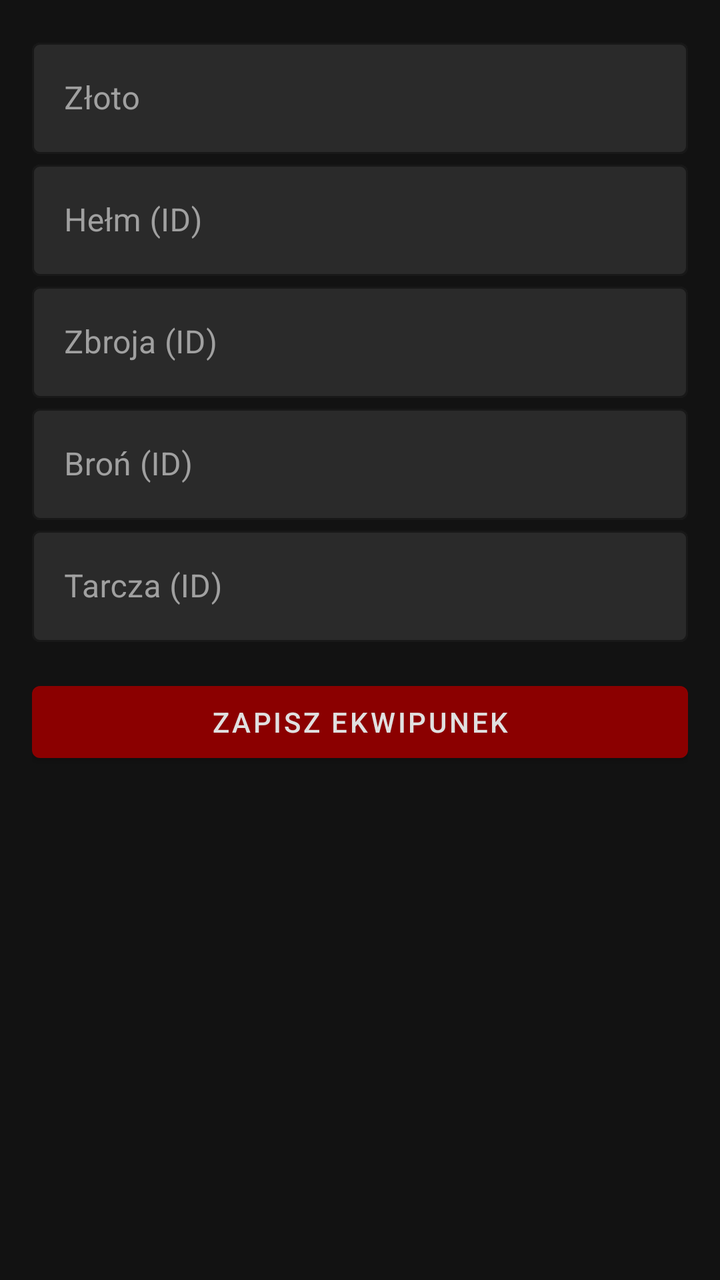
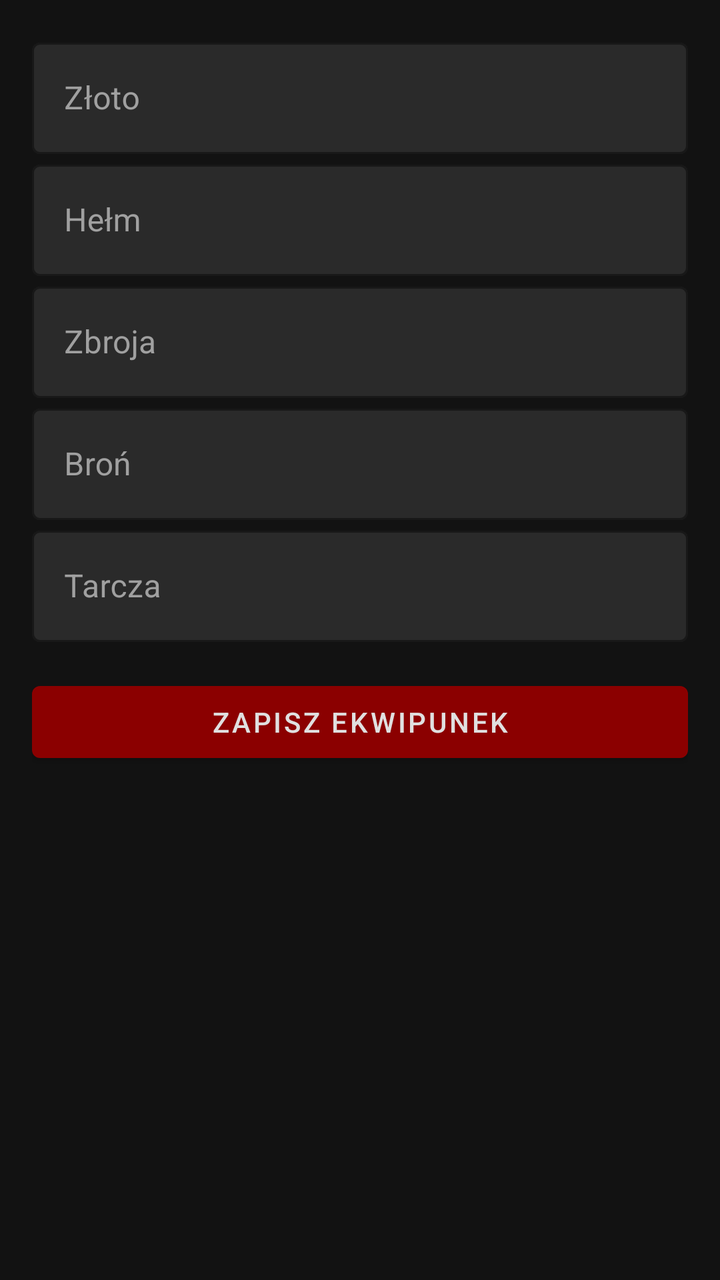

The first picture is an Android layout as it rendered before a commit; the second is the same layout after the commit. The layout source and the unified diff follow.
<!-- AndroidManifest.xml: application theme Theme.DiabloEditor -->
<!-- res/layout/fragment_equipment.xml -->
<?xml version="1.0" encoding="utf-8"?>
<LinearLayout xmlns:android="http://schemas.android.com/apk/res/android"
    xmlns:app="http://schemas.android.com/apk/res-auto"
    android:layout_width="match_parent"
    android:layout_height="match_parent"
    android:orientation="vertical"
    android:padding="16dp"
    android:background="#121212">

    <com.google.android.material.textfield.TextInputLayout
        android:id="@+id/tilGold"
        style="@style/DarkEditText"
        android:layout_width="match_parent"
        android:layout_height="wrap_content"
        android:hint="Złoto">
        <com.google.android.material.textfield.TextInputEditText
            android:id="@+id/etGold"
            android:layout_width="match_parent"
            android:layout_height="wrap_content"
            android:inputType="number" />
    </com.google.android.material.textfield.TextInputLayout>

    <com.google.android.material.textfield.TextInputLayout
        android:id="@+id/tilHelmet"
        style="@style/DarkEditText"
        android:layout_width="match_parent"
        android:layout_height="wrap_content"
        android:hint="Hełm (ID)">
        <com.google.android.material.textfield.TextInputEditText
            android:id="@+id/etHelmet"
            android:layout_width="match_parent"
            android:layout_height="wrap_content"
            android:inputType="number" />
    </com.google.android.material.textfield.TextInputLayout>

    <com.google.android.material.textfield.TextInputLayout
        android:id="@+id/tilArmor"
        style="@style/DarkEditText"
        android:layout_width="match_parent"
        android:layout_height="wrap_content"
        android:hint="Zbroja (ID)">
        <com.google.android.material.textfield.TextInputEditText
            android:id="@+id/etArmor"
            android:layout_width="match_parent"
            android:layout_height="wrap_content"
            android:inputType="number" />
    </com.google.android.material.textfield.TextInputLayout>

    <com.google.android.material.textfield.TextInputLayout
        android:id="@+id/tilWeapon"
        style="@style/DarkEditText"
        android:layout_width="match_parent"
        android:layout_height="wrap_content"
        android:hint="Broń (ID)">
        <com.google.android.material.textfield.TextInputEditText
            android:id="@+id/etWeapon"
            android:layout_width="match_parent"
            android:layout_height="wrap_content"
            android:inputType="number" />
    </com.google.android.material.textfield.TextInputLayout>

    <com.google.android.material.textfield.TextInputLayout
        android:id="@+id/tilShield"
        style="@style/DarkEditText"
        android:layout_width="match_parent"
        android:layout_height="wrap_content"
        android:hint="Tarcza (ID)">
        <com.google.android.material.textfield.TextInputEditText
            android:id="@+id/etShield"
            android:layout_width="match_parent"
            android:layout_height="wrap_content"
            android:inputType="number" />
    </com.google.android.material.textfield.TextInputLayout>

    <Button
        android:id="@+id/btnSaveEquipment"
        android:layout_width="match_parent"
        android:layout_height="wrap_content"
        android:layout_marginTop="16dp"
        android:text="Zapisz Ekwipunek"
        style="@style/DiabloButton" />

</LinearLayout>
<!-- resources referenced by this layout -->
<resources>
  <style name="DarkEditText" parent="Widget.MaterialComponents.TextInputLayout.OutlinedBox">
          <item name="boxStrokeColor">@color/accent_gold</item>
          <item name="hintTextColor">@color/text_secondary</item>
          <item name="android:textColorHint">@color/text_secondary</item>
          <item name="boxBackgroundColor">@color/background_card</item>
      </style>
  <style name="DiabloButton" parent="Widget.MaterialComponents.Button">
          <item name="backgroundTint">@color/accent_red</item>
          <item name="android:textColor">@color/text_primary</item>
          <item name="cornerRadius">4dp</item>
          <item name="android:textAllCaps">true</item>
      </style>
  <style name="Theme.DiabloEditor" parent="Theme.MaterialComponents.DayNight.NoActionBar">
          
          <item name="colorPrimary">@color/accent_red</item>
          <item name="colorPrimaryVariant">@color/accent_red_light</item>
          <item name="colorOnPrimary">@color/text_primary</item>
          
          
          <item name="android:windowBackground">@color/background_dark</item>
          <item name="colorSurface">@color/surface_dark</item>
          <item name="colorOnSurface">@color/text_primary</item>
          
          
          <item name="colorSecondary">@color/accent_gold</item>
          <item name="colorSecondaryVariant">@color/accent_gold</item>
          <item name="colorOnSecondary">@color/background_dark</item>
  
          
          <item name="android:statusBarColor">@color/background_dark</item>
      </style>
  <color name="accent_gold">#C5A059</color>
  <color name="text_secondary">#A0A0A0</color>
  <color name="background_card">#2A2A2A</color>
  <color name="accent_red">#8B0000</color>
  <color name="text_primary">#E0E0E0</color>
  <color name="accent_red_light">#B22222</color>
  <color name="background_dark">#121212</color>
  <color name="surface_dark">#1E1E1E</color>
</resources>

<!-- the commit's change to res/layout/fragment_equipment.xml (unified diff, before → after) -->
@@ -25,12 +25,13 @@
         style="@style/DarkEditText"
         android:layout_width="match_parent"
         android:layout_height="wrap_content"
-        android:hint="Hełm (ID)">
+        android:hint="Hełm">
         <com.google.android.material.textfield.TextInputEditText
             android:id="@+id/etHelmet"
             android:layout_width="match_parent"
             android:layout_height="wrap_content"
-            android:inputType="number" />
+            android:inputType="text"
+            android:enabled="false" />
     </com.google.android.material.textfield.TextInputLayout>
 
     <com.google.android.material.textfield.TextInputLayout
@@ -38,12 +39,13 @@
         style="@style/DarkEditText"
         android:layout_width="match_parent"
         android:layout_height="wrap_content"
-        android:hint="Zbroja (ID)">
+        android:hint="Zbroja">
         <com.google.android.material.textfield.TextInputEditText
             android:id="@+id/etArmor"
             android:layout_width="match_parent"
             android:layout_height="wrap_content"
-            android:inputType="number" />
+            android:inputType="text"
+            android:enabled="false" />
     </com.google.android.material.textfield.TextInputLayout>
 
     <com.google.android.material.textfield.TextInputLayout
@@ -51,12 +53,13 @@
         style="@style/DarkEditText"
         android:layout_width="match_parent"
         android:layout_height="wrap_content"
-        android:hint="Broń (ID)">
+        android:hint="Broń">
         <com.google.android.material.textfield.TextInputEditText
             android:id="@+id/etWeapon"
             android:layout_width="match_parent"
             android:layout_height="wrap_content"
-            android:inputType="number" />
+            android:inputType="text"
+            android:enabled="false" />
     </com.google.android.material.textfield.TextInputLayout>
 
     <com.google.android.material.textfield.TextInputLayout
@@ -64,12 +67,13 @@
         style="@style/DarkEditText"
         android:layout_width="match_parent"
         android:layout_height="wrap_content"
-        android:hint="Tarcza (ID)">
+        android:hint="Tarcza">
         <com.google.android.material.textfield.TextInputEditText
             android:id="@+id/etShield"
             android:layout_width="match_parent"
             android:layout_height="wrap_content"
-            android:inputType="number" />
+            android:inputType="text"
+            android:enabled="false" />
     </com.google.android.material.textfield.TextInputLayout>
 
     <Button
